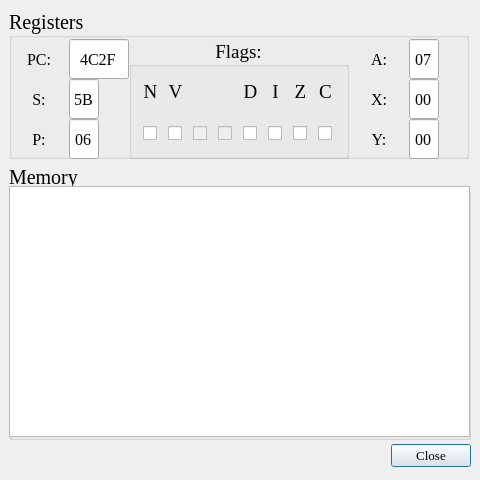
Old version of the form Emulator/dendydebugger.ui in the repository EgorBobrovskiy/Dendy-Emulator.
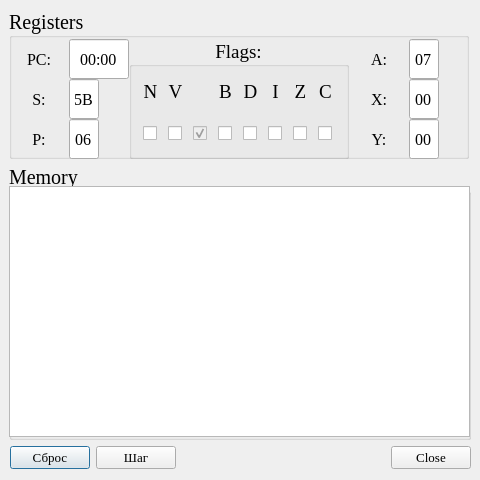
New version of the form.

Patch:
```diff
--- a/Emulator/dendydebugger.ui
+++ b/Emulator/dendydebugger.ui
@@ -31,25 +31,6 @@
   <property name="modal">
    <bool>false</bool>
   </property>
-  <widget class="QDialogButtonBox" name="buttonBox">
-   <property name="geometry">
-    <rect>
-     <x>10</x>
-     <y>440</y>
-     <width>461</width>
-     <height>32</height>
-    </rect>
-   </property>
-   <property name="orientation">
-    <enum>Qt::Horizontal</enum>
-   </property>
-   <property name="standardButtons">
-    <set>QDialogButtonBox::Close</set>
-   </property>
-   <property name="centerButtons">
-    <bool>false</bool>
-   </property>
-  </widget>
   <widget class="QWidget" name="verticalLayoutWidget">
    <property name="geometry">
     <rect>
@@ -153,10 +134,10 @@
          </font>
         </property>
         <property name="text">
-         <string>4C2F</string>
+         <string>00:00</string>
         </property>
         <property name="maxLength">
-         <number>4</number>
+         <number>5</number>
         </property>
         <property name="frame">
          <bool>true</bool>
@@ -236,7 +217,10 @@
             <string/>
            </property>
            <property name="checkable">
-            <bool>false</bool>
+            <bool>true</bool>
+           </property>
+           <property name="checked">
+            <bool>true</bool>
            </property>
           </widget>
          </item>
@@ -254,9 +238,9 @@
           </widget>
          </item>
          <item row="1" column="3">
-          <widget class="QCheckBox" name="checkBox_4">
+          <widget class="QCheckBox" name="B">
            <property name="enabled">
-            <bool>false</bool>
+            <bool>true</bool>
            </property>
            <property name="maximumSize">
             <size>
@@ -420,6 +404,22 @@
            </property>
           </widget>
          </item>
+         <item row="0" column="3">
+          <widget class="QLabel" name="flagB">
+           <property name="maximumSize">
+            <size>
+             <width>15</width>
+             <height>30</height>
+            </size>
+           </property>
+           <property name="text">
+            <string>B</string>
+           </property>
+           <property name="alignment">
+            <set>Qt::AlignCenter</set>
+           </property>
+          </widget>
+         </item>
         </layout>
        </widget>
       </widget>
@@ -872,6 +872,45 @@
     </item>
    </layout>
   </widget>
+  <widget class="QWidget" name="horizontalLayoutWidget">
+   <property name="geometry">
+    <rect>
+     <x>10</x>
+     <y>440</y>
+     <width>461</width>
+     <height>36</height>
+    </rect>
+   </property>
+   <layout class="QHBoxLayout" name="horizontalLayout">
+    <item>
+     <widget class="QPushButton" name="resetCPU">
+      <property name="text">
+       <string>Сброс</string>
+      </property>
+     </widget>
+    </item>
+    <item>
+     <widget class="QPushButton" name="stepCPU">
+      <property name="text">
+       <string>Шаг</string>
+      </property>
+     </widget>
+    </item>
+    <item>
+     <widget class="QDialogButtonBox" name="buttonBox">
+      <property name="orientation">
+       <enum>Qt::Horizontal</enum>
+      </property>
+      <property name="standardButtons">
+       <set>QDialogButtonBox::Close</set>
+      </property>
+      <property name="centerButtons">
+       <bool>false</bool>
+      </property>
+     </widget>
+    </item>
+   </layout>
+  </widget>
  </widget>
  <resources/>
  <connections>
```
